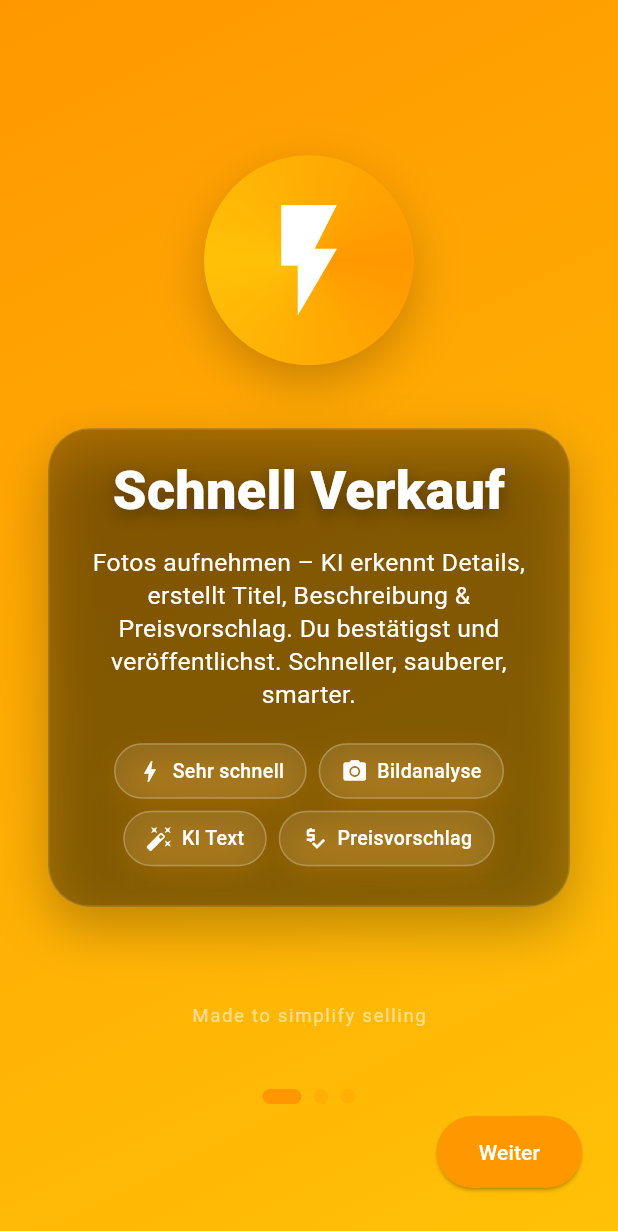
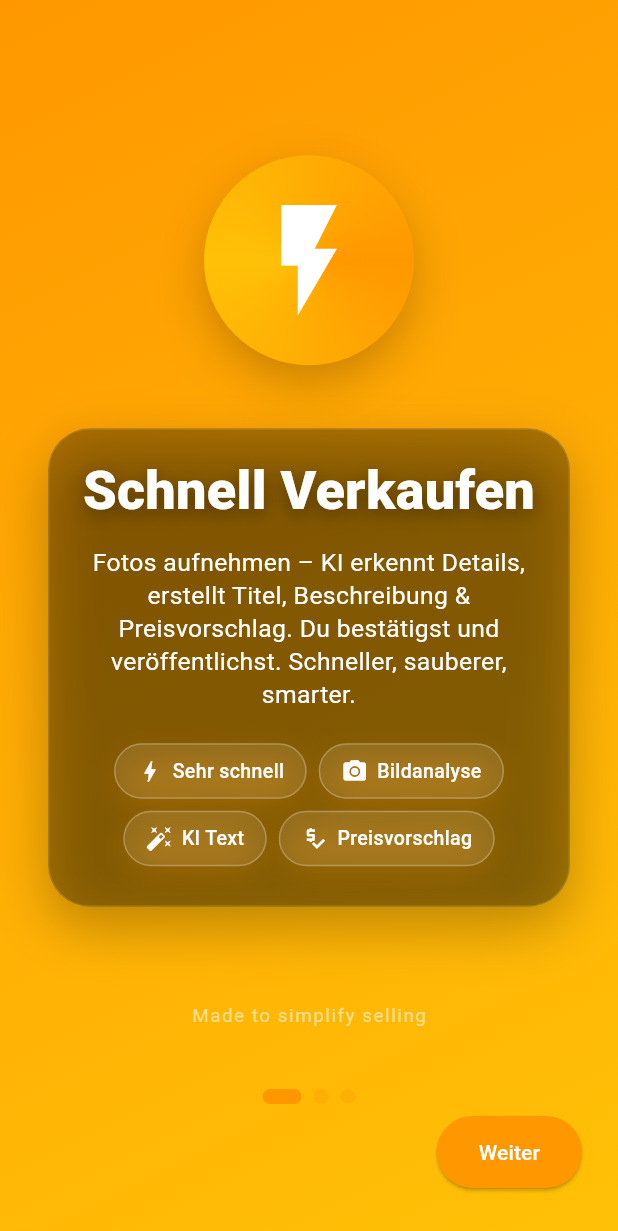
Before and after one commit to Redstonekey/schnell_verkauf, a Flutter app: the screen it shows after launch, on a phone screen of 412 x 824 dp. Shown: the top 1231 px of the screen. Run offline on Flutter 3.47's test engine with Material 3 defaults, Android fonts, the phone set to English and light mode, and no system bars; our stand-ins replace camera, google_generative_ai, image_picker, permission_handler, shared_preferences, webview_flutter.

Commit message:
Update app name to "Schnell Verkaufen" and enhance permissions and build configurations

```diff
--- a/lib/main.dart
+++ b/lib/main.dart
@@ -25,7 +25,7 @@ class SchnellVerkaufApp extends StatelessWidget {
   @override
   Widget build(BuildContext context) {
     return MaterialApp(
-      title: 'Schnell Verkauf',
+  title: 'Schnell Verkaufen',
       debugShowCheckedModeBanner: false,
       theme: ThemeData(
         colorScheme: ColorScheme.fromSeed(
--- a/lib/screens/camera_screen.dart
+++ b/lib/screens/camera_screen.dart
@@ -143,7 +143,7 @@ class _CameraScreenState extends State<CameraScreen> {
     if (_controller == null || !_controller!.value.isInitialized) {
       return Scaffold(
         appBar: AppBar(
-          title: const Text('Schnell Verkauf'),
+          title: const Text('Schnell Verkaufen'),
           backgroundColor: Colors.orange,
         ),
         body: const Center(
--- a/lib/screens/home_screen.dart
+++ b/lib/screens/home_screen.dart
@@ -96,7 +96,7 @@ class _HomeScreenState extends State<HomeScreen> {
 
     return Scaffold(
       appBar: AppBar(
-        title: const Text('Schnell Verkauf'),
+  title: const Text('Schnell Verkaufen'),
         backgroundColor: Colors.orange,
         centerTitle: true,
         actions: [
@@ -180,7 +180,7 @@ class _HomeScreenState extends State<HomeScreen> {
 
             // Title
             const Text(
-              'Schnell Verkauf',
+              'Schnell Verkaufen',
               style: TextStyle(
                 fontSize: 32,
                 fontWeight: FontWeight.bold,
--- a/lib/screens/onboarding_screen.dart
+++ b/lib/screens/onboarding_screen.dart
@@ -229,7 +229,7 @@ class _IntroPage extends StatelessWidget {
                           ),
                           child: Column(
                             children: [
-                              Text('Schnell Verkauf', textAlign: TextAlign.center, style: headlineStyle),
+                              Text('Schnell Verkaufen', textAlign: TextAlign.center, style: headlineStyle),
                               const SizedBox(height: 18),
                               const Text(
                                 'Fotos aufnehmen – KI erkennt Details, erstellt Titel, Beschreibung & Preisvorschlag. Du bestätigst und veröffentlichst. Schneller, sauberer, smarter.',
```
Also changed, not shown: 8 other files.
